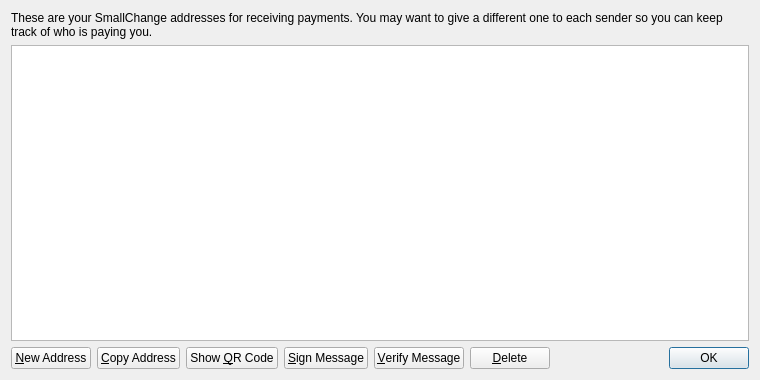
This is src/qt/forms/addressbookpage.ui in safaricoin/safaricoin as Qt 5 draws it before an edit. The edited form follows.
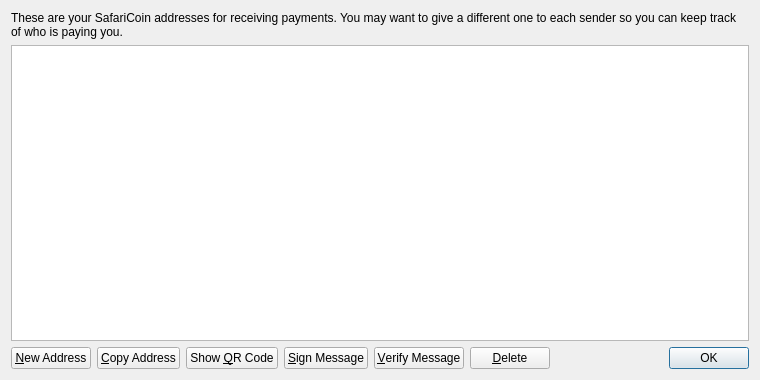
This is the edited form. Icons and pictures are not drawn.

What changed in the file:
```diff
--- a/src/qt/forms/addressbookpage.ui
+++ b/src/qt/forms/addressbookpage.ui
@@ -17,7 +17,7 @@
    <item>
     <widget class="QLabel" name="labelExplanation">
      <property name="text">
-      <string>These are your SmallChange addresses for receiving payments. You may want to give a different one to each sender so you can keep track of who is paying you.</string>
+      <string>These are your SafariCoin addresses for receiving payments. You may want to give a different one to each sender so you can keep track of who is paying you.</string>
      </property>
      <property name="textFormat">
       <enum>Qt::PlainText</enum>
```
